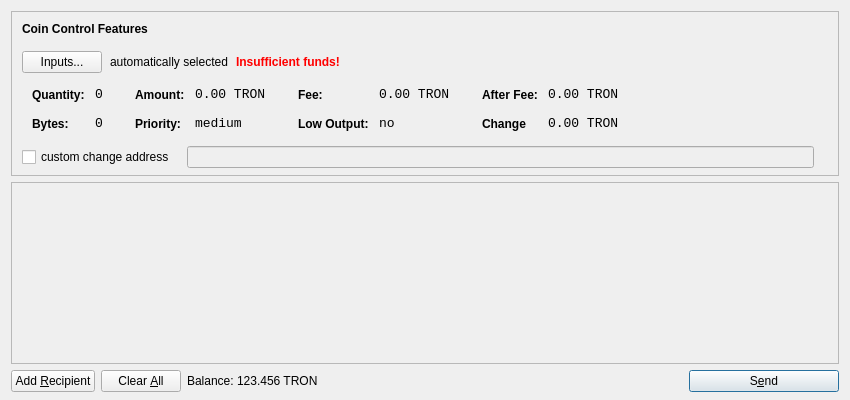
Old version of the form src/qt/forms/sendcoinsdialog.ui in the repository CryptoBackroom/Backup.
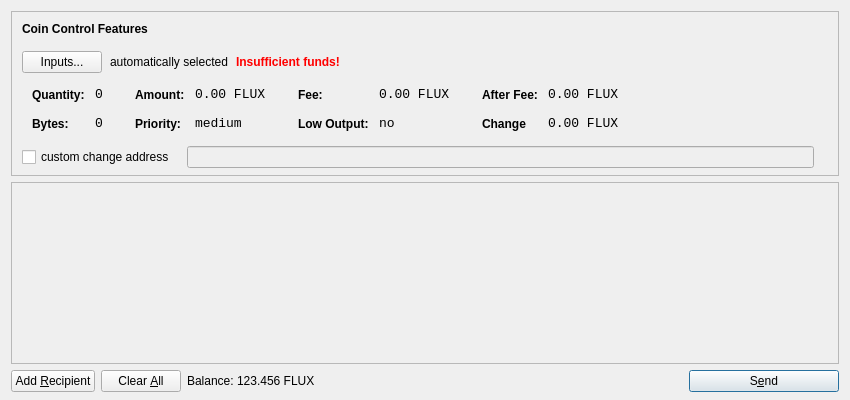
New version of the form. Icons and pictures are not drawn.

Diff of the .ui file:
```diff
--- a/src/qt/forms/sendcoinsdialog.ui
+++ b/src/qt/forms/sendcoinsdialog.ui
@@ -321,7 +321,7 @@
                   <enum>Qt::ActionsContextMenu</enum>
                  </property>
                  <property name="text">
-                  <string>0.00 TRON</string>
+                  <string>0.00 FLUX</string>
                  </property>
                  <property name="textInteractionFlags">
                   <set>Qt::LinksAccessibleByMouse|Qt::TextSelectableByKeyboard|Qt::TextSelectableByMouse</set>
@@ -407,7 +407,7 @@
                   <enum>Qt::ActionsContextMenu</enum>
                  </property>
                  <property name="text">
-                  <string>0.00 TRON</string>
+                  <string>0.00 FLUX</string>
                  </property>
                  <property name="textInteractionFlags">
                   <set>Qt::LinksAccessibleByMouse|Qt::TextSelectableByKeyboard|Qt::TextSelectableByMouse</set>
@@ -493,7 +493,7 @@
                   <enum>Qt::ActionsContextMenu</enum>
                  </property>
                  <property name="text">
-                  <string>0.00 TRON</string>
+                  <string>0.00 FLUX</string>
                  </property>
                  <property name="textInteractionFlags">
                   <set>Qt::LinksAccessibleByMouse|Qt::TextSelectableByKeyboard|Qt::TextSelectableByMouse</set>
@@ -525,7 +525,7 @@
                   <enum>Qt::ActionsContextMenu</enum>
                  </property>
                  <property name="text">
-                  <string>0.00 TRON</string>
+                  <string>0.00 FLUX</string>
                  </property>
                  <property name="textInteractionFlags">
                   <set>Qt::LinksAccessibleByMouse|Qt::TextSelectableByKeyboard|Qt::TextSelectableByMouse</set>
@@ -732,7 +732,7 @@
           <cursorShape>IBeamCursor</cursorShape>
          </property>
          <property name="text">
-          <string>123.456 TRON</string>
+          <string>123.456 FLUX</string>
          </property>
          <property name="textInteractionFlags">
           <set>Qt::LinksAccessibleByMouse|Qt::TextSelectableByKeyboard|Qt::TextSelectableByMouse</set>
```
